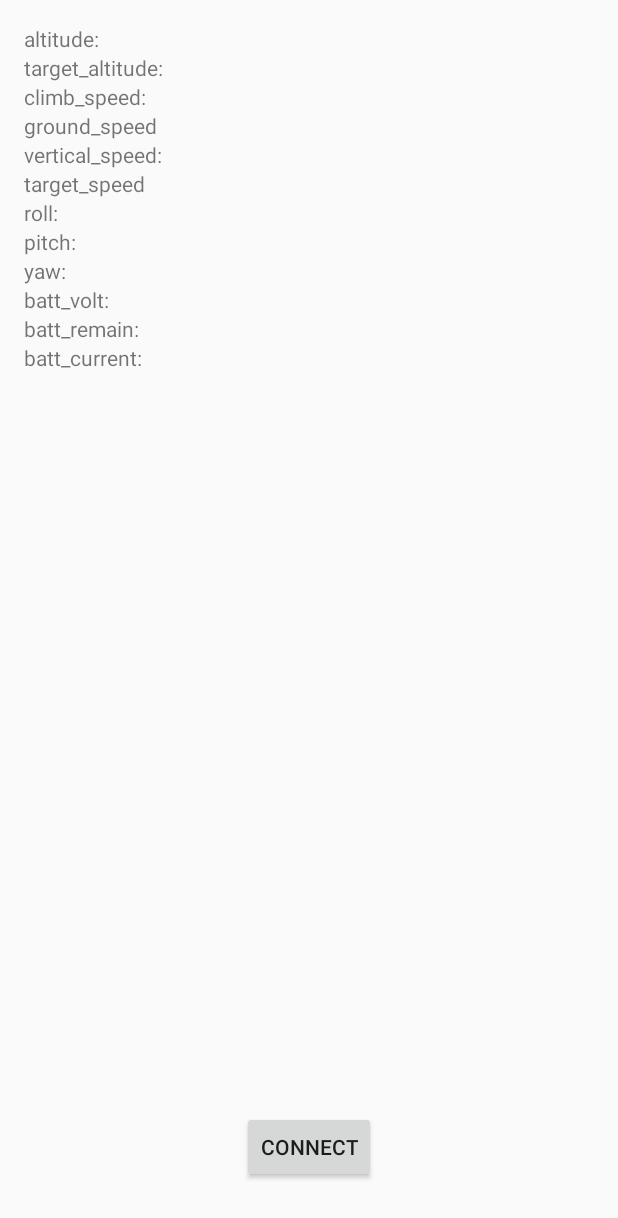
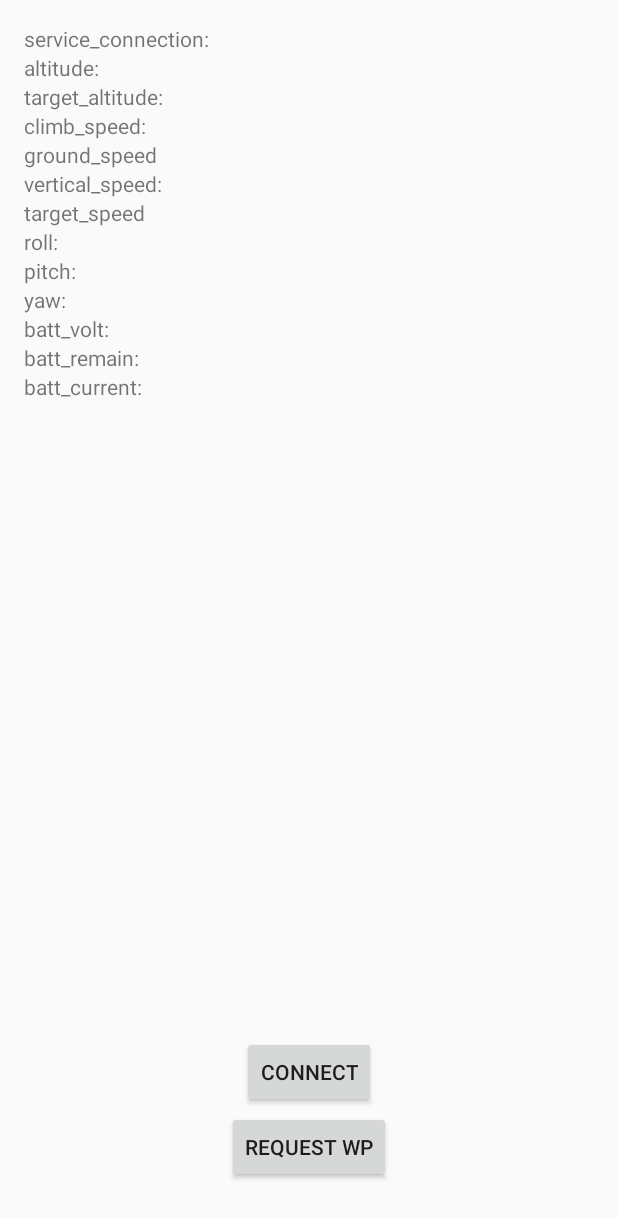
Before and after one commit to tudelft/PPRZServices, an Android app: the screen it shows after launch (MainActivity), after a tap on "CONNECT", on a phone screen of 412 x 824 dp. Shown: the top 1218 px of the screen. Run offline under Robolectric (Android 15) with nearby library versions, the phone set to English and light mode, and no system bars; 4 statements that could not run were skipped.

```diff
--- a/PPRZServiceClient/app/src/main/java/com/pprzserviceclient/MainActivity.java
+++ b/PPRZServiceClient/app/src/main/java/com/pprzserviceclient/MainActivity.java
@@ -36,6 +36,8 @@ public class MainActivity extends Activity {
 	private Button connectButton;
 	private boolean isConnected;
 
+	private TextView serviceConn;
+
 	private TextView altitude;
 
 	private TextView targetAltitude;
@@ -63,12 +65,19 @@ public class MainActivity extends Activity {
 		@Override
 		public void onServiceConnected(ComponentName name, IBinder serviceClient) {
 			mServiceClient = IMavLinkServiceClient.Stub.asInterface(serviceClient);
+
+			if (mServiceClient == null)
+				Log.d(TAG, "mServiceClient is null");
+
 			try {
 				mServiceClient.addEventListener(TAG, listener);
+
+				Log.d(TAG, "Listener has been added");
+
 			} catch (RemoteException e) {
 				Log.e(TAG, "Failed to add listener", e);
 			}
-			Log.i(TAG, "Service connection established.");
+			serviceConn.setText(getString(R.string.service_connection) + " yes");
 		}
 
         @Override
@@ -143,6 +152,8 @@ public class MainActivity extends Activity {
 		connectButton = (Button) findViewById(R.id.connectButton);
 		isConnected = false;
 
+		serviceConn = (TextView) findViewById(R.id.service_connection);
+
 		altitude = (TextView) findViewById(R.id.altitude);
 
 		targetAltitude = (TextView) findViewById(R.id.target_altitude);
@@ -191,7 +202,15 @@ public class MainActivity extends Activity {
         super.onStart();
 
         Intent intent = new Intent(IMavLinkServiceClient.class.getName());
-        bindService(intent, serviceConnection, Context.BIND_AUTO_CREATE);
+		Log.d(TAG, "intent: " + intent.getAction());
+        if (!bindService(intent, serviceConnection, Context.BIND_AUTO_CREATE)) {
+
+			// TODO: Handle service not binding problems
+
+			Log.e(TAG, "The service could not be bound");
+		} else {
+			Log.d(TAG, "Service was bound");
+		}
     }
 
     @Override
@@ -208,7 +227,7 @@ public class MainActivity extends Activity {
 
 		/* TODO: Fetch connection type */
 
-        final int connectionType = 1; // UDP connection
+        final int connectionType = 0; // UDP connection
 
         /* TODO: Fetch server port */
 
@@ -218,7 +237,6 @@ public class MainActivity extends Activity {
 
         ConnectionParameter connParams;
         switch (connectionType) {
-
             case 0:
                 extraParams.putInt("udp_port", serverPort);
                 connParams = new ConnectionParameter(connectionType, extraParams);
@@ -240,6 +258,8 @@ public class MainActivity extends Activity {
         final ConnectionParameter connParams = retrieveConnectionParameters();
         if (!(connParams == null)) {
 	        try {
+				Log.d(TAG, "This action is performed");
+
 	        	mServiceClient.connectDroneClient(connParams);
 	        } catch (RemoteException e) {
 	            /* TODO: Handle remote exception */
@@ -250,10 +270,8 @@ public class MainActivity extends Activity {
 
     }
 
-    public void onButtonRequest(View view) {
+    public void onConnectButtonRequest(View view) {
     	if (!isConnected) {
-			Log.d(TAG, "This method is invoked");
-
 			connectToDroneClient();
 		} else {
 			try {
@@ -263,6 +281,16 @@ public class MainActivity extends Activity {
 			}
 		}
     }
+
+	public void onWpButtonRequest(View view) {
+//		if (isConnected) {
+//			try {
+//				mServiceClient.requestWpList();
+//			} catch (RemoteException e) {
+//				// TODO: Handle exception
+//			}
+//		}
+	}
 
     /**
      * This runnable object is created such that the update is performed
--- a/PPRZServiceClient/app/src/main/res/layout/activity_main.xml
+++ b/PPRZServiceClient/app/src/main/res/layout/activity_main.xml
@@ -8,14 +8,24 @@
     android:paddingTop="@dimen/activity_vertical_margin"
     tools:context="com.clientlib.MainActivity" >
 
+    <!-- Service connection-->
+
+    <TextView
+        android:id="@+id/service_connection"
+        android:layout_width="wrap_content"
+        android:layout_height="wrap_content"
+        android:layout_alignParentLeft="true"
+        android:layout_alignParentTop="true"
+        android:text="@string/service_connection" />
+
     <!-- Altitude -->
 
     <TextView
         android:id="@+id/altitude"
         android:layout_width="wrap_content"
         android:layout_height="wrap_content"
-        android:layout_alignParentLeft="true"
-        android:layout_alignParentTop="true"
+        android:layout_alignLeft="@+id/service_connection"
+        android:layout_below="@+id/service_connection"
         android:text="@string/altitude" />
 
     <TextView
@@ -26,7 +36,7 @@
         android:layout_below="@+id/altitude"
         android:text="@string/target_altitude" />
 
-    <!-- speed -->
+    <!-- Speed -->
 
     <TextView
         android:id="@+id/climb_speed"
@@ -113,13 +123,22 @@
         android:text="@string/batt_current" />
 
     <Button
-        android:id="@+id/connectButton"
+        android:id="@+id/wpButton"
         android:layout_width="wrap_content"
         android:layout_height="wrap_content"
         android:layout_alignParentBottom="true"
         android:layout_centerHorizontal="true"
         android:layout_marginBottom="19dp"
-        android:onClick="onButtonRequest"
+        android:onClick="onWpButtonRequest"
+        android:text="@string/wp_button" />
+
+    <Button
+        android:id="@+id/connectButton"
+        android:layout_width="wrap_content"
+        android:layout_height="wrap_content"
+        android:layout_alignBottom="@id/wpButton"
+        android:layout_centerHorizontal="true"
+        android:layout_marginBottom="50dp"
+        android:onClick="onConnectButtonRequest"
         android:text="@string/connect_button" />
-
 </RelativeLayout>
--- a/PPRZServiceClient/app/src/main/res/values/strings.xml
+++ b/PPRZServiceClient/app/src/main/res/values/strings.xml
@@ -6,6 +6,9 @@
 
     <string name="connect_button">Connect</string>
     <string name="disconnect_button">Disconnect</string>
+    <string name="wp_button">Request WP</string>
+
+    <string name="service_connection">service_connection:</string>
 
     <string name="altitude">altitude:</string>
     <string name="target_altitude">target_altitude:</string>
--- a/PPRZServiceClient/build.gradle
+++ b/PPRZServiceClient/build.gradle
@@ -5,7 +5,7 @@ buildscript {
         jcenter()
     }
     dependencies {
-        classpath 'com.android.tools.build:gradle:1.2.2'
+        classpath 'com.android.tools.build:gradle:1.2.3'
 
         // NOTE: Do not place your application dependencies here; they belong
         // in the individual module build.gradle files
--- a/PPRZServices/app/src/main/java/com/pprzservices/core/mavlink/waypoints/Waypoint.java
+++ b/PPRZServices/aidllib/src/main/java/com/aidllib/core/mavlink/waypoints/Waypoint.java
@@ -1,4 +1,4 @@
-package com.pprzservices.core.mavlink.waypoints;
+package com.aidllib.core.mavlink.waypoints;
 
 public class Waypoint {
 	private float lat;
--- a/PPRZServices/app/src/main/java/com/pprzservices/core/drone/DroneClient.java
+++ b/PPRZServices/app/src/main/java/com/pprzservices/core/drone/DroneClient.java
@@ -108,4 +108,8 @@ public class DroneClient implements MavLinkStreams.MavlinkInputStream, OnDroneLi
         	/* TODO: Handle remote exception */
         }
 	}
+
+//    public void requestWpList() {
+//        mavLinkMsgHandler.requestWpList();
+//    }
 }
--- a/PPRZServices/app/src/main/java/com/pprzservices/service/MavLinkService.java
+++ b/PPRZServices/app/src/main/java/com/pprzservices/service/MavLinkService.java
@@ -57,7 +57,7 @@ public class MavLinkService extends Service {
 
     @Override
     public IBinder onBind(Intent intent) {
-    	return mMavLinkServiceClient;
+        return mMavLinkServiceClient;
     }
 
     void connectMavConnection(ConnectionParameter connParams,
--- a/PPRZServices/build.gradle
+++ b/PPRZServices/build.gradle
@@ -5,7 +5,7 @@ buildscript {
         jcenter()
     }
     dependencies {
-        classpath 'com.android.tools.build:gradle:1.2.2'
+        classpath 'com.android.tools.build:gradle:1.2.3'
 
         // NOTE: Do not place your application dependencies here; they belong
         // in the individual module build.gradle files
```
Also changed, not shown: PPRZServices/app/src/main/java/com/pprzservices/core/mavlink/MavLinkMsgHandler.java (+9 -3 lines), PPRZServices/app/src/main/java/com/pprzservices/core/mavlink/waypoints/WaypointProtocol.java (+14 -8 lines), PPRZServices/app/src/main/java/com/pprzservices/service/MavLinkServiceClient.java (+9 -0 lines), PPRZServices/aidllib/src/main/java/com/aidllib/core/mavlink/waypoints/Waypoint.aidl (added), 1 other file.
